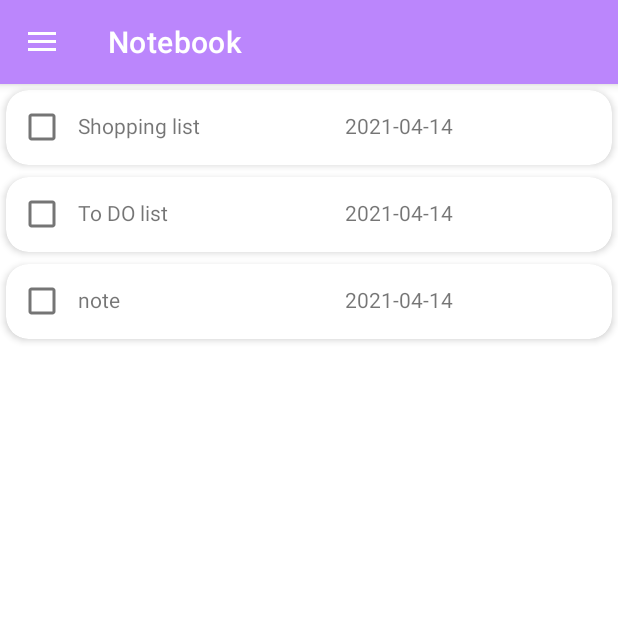
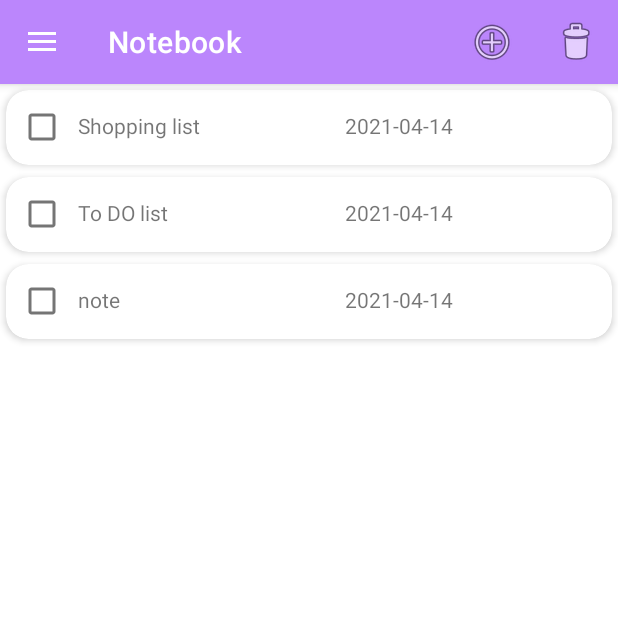
Before and after one commit to Olgapsareva/Notebook, an Android app: the screen it shows after launch (MainActivity), on a phone screen of 412 x 824 dp, the top half of it. Run offline under Robolectric (Android 15) with nearby library versions, the phone set to English and light mode, and no system bars.

Commit message:
homework9. Context Menu

```diff
--- a/app/src/main/java/ru/geekbrains/notebook/CardSource.java
+++ b/app/src/main/java/ru/geekbrains/notebook/CardSource.java
@@ -4,4 +4,10 @@ public interface CardSource {
 
     CardData getCardData(int position);
     int size();
+    void deleteCardData(int position);
+    void updateCardData(int index, CardData cardData);
+    void addCardData(CardData cardData);
+    void clearCardData();
+
+
 }
--- a/app/src/main/java/ru/geekbrains/notebook/NoteListAdapter.java
+++ b/app/src/main/java/ru/geekbrains/notebook/NoteListAdapter.java
@@ -7,16 +7,21 @@ import android.widget.TextView;
 
 import androidx.annotation.NonNull;
 import androidx.cardview.widget.CardView;
+import androidx.fragment.app.Fragment;
 import androidx.recyclerview.widget.RecyclerView;
 
 public class NoteListAdapter extends RecyclerView.Adapter<NoteListAdapter.ViewHolder> {
 
-    private CardSource data;
-    private OnItemClickListener listener;
+    private final CardSource data;
+    private final OnItemClickListener listener;
+    private static Fragment fragment;
+    private static int selectedContextMenuItem;
 
-    public NoteListAdapter(CardSource data, OnItemClickListener listener) {
+
+    public NoteListAdapter(CardSource data, OnItemClickListener listener, Fragment fragment) {
         this.data = data;
         this.listener = listener;
+        this.fragment = fragment;
     }
 
     @NonNull
@@ -44,7 +49,12 @@ public class NoteListAdapter extends RecyclerView.Adapter<NoteListAdapter.ViewHo
         return data.size();
     }
 
+    public int getSelectedContextMenuItem() {
+        return selectedContextMenuItem;
+    }
+
     public static class ViewHolder extends RecyclerView.ViewHolder {
+
 
         private final TextView title;
         private final TextView date;
@@ -53,6 +63,26 @@ public class NoteListAdapter extends RecyclerView.Adapter<NoteListAdapter.ViewHo
             super(itemView);
             this.title = itemView.findViewById(R.id.list_item_title);
             this.date = itemView.findViewById(R.id.list_item_date);
+
+            //регистрируем контекстное меню
+            registerContextMenu(itemView);
+
+            //чтобы меню отображалось нужно повесить листнер на пользовательский элемент
+            title.setOnLongClickListener(new View.OnLongClickListener() {
+                @Override
+                public boolean onLongClick(View v) {
+                    selectedContextMenuItem = getLayoutPosition();
+                    itemView.showContextMenu();
+                    return true;
+                }
+            });
+        }
+
+        //регистрируем контекстное меню во фрагменте
+        private void registerContextMenu(ViewGroup itemView) {
+            if (fragment != null) {
+                fragment.registerForContextMenu(itemView);
+            }
         }
 
         public TextView getTitleView() {
--- a/app/src/main/java/ru/geekbrains/notebook/NoteListFragment.java
+++ b/app/src/main/java/ru/geekbrains/notebook/NoteListFragment.java
@@ -3,20 +3,30 @@ package ru.geekbrains.notebook;
 import android.content.res.Configuration;
 import android.os.Bundle;
 
+import androidx.annotation.NonNull;
 import androidx.annotation.Nullable;
 import androidx.fragment.app.Fragment;
 import androidx.recyclerview.widget.LinearLayoutManager;
 import androidx.recyclerview.widget.RecyclerView;
 
 import android.util.Log;
+import android.view.ContextMenu;
 import android.view.LayoutInflater;
+import android.view.Menu;
+import android.view.MenuInflater;
+import android.view.MenuItem;
 import android.view.View;
 import android.view.ViewGroup;
-import android.widget.TextView;
 
 public class NoteListFragment extends Fragment {
 
     private boolean isLandscape;
+
+    private CardSource data;
+    private NoteListAdapter adapter;
+    private RecyclerView recyclerView;
+
+
 
     @Override
     public void onActivityCreated(@Nullable Bundle savedInstanceState) {
@@ -36,27 +46,52 @@ public class NoteListFragment extends Fragment {
     public void onViewCreated(View view, Bundle savedInstanceState) {
         super.onViewCreated(view, savedInstanceState);
         initNoteList(view);
+        setHasOptionsMenu(true);
     }
 
 
     private void initNoteList(View view) {
-        //Note[] data = Note.getNotes();
-        CardSource data = new CardSourceImpl(getResources()).init();
-        RecyclerView recyclerView = view.findViewById(R.id.recycle_note_list);
+        data = new CardSourceImpl(getResources()).init();
+        recyclerView = view.findViewById(R.id.recycle_note_list);
 
         //создаем адаптер и сетим листенера на нажание элемента списка
-        NoteListAdapter adapter = new NoteListAdapter(data, (view1, position) ->
+        adapter = new NoteListAdapter(data,
+                (view1, position) ->
                 //TODO заменить на что-то полезное:
-                Log.i("PLACEHOLDER", String.format("note %s selected", data.getCardData(position).getTitle()))
-                //createNoteItem((TextView) view1, data[position])
-        );
+                Log.i("PLACEHOLDER", String.format("note %s selected", data.getCardData(position).getTitle())),
+                this);
 
         //прикручиваем адаптер к ресайкл вью и отображаем с помощью менеджера
         recyclerView.setAdapter(adapter);
         recyclerView.setLayoutManager(new LinearLayoutManager(this.getContext()));
+
     }
 
-    private void createNoteItem(TextView txtV, Note note) {
+    @Override
+    public void onCreateContextMenu(@NonNull ContextMenu menu, @NonNull View v, @Nullable ContextMenu.ContextMenuInfo menuInfo) {
+        super.onCreateContextMenu(menu, v, menuInfo);
+        MenuInflater inflater = requireActivity().getMenuInflater();
+        inflater.inflate(R.menu.menu_context_card, menu);
+    }
+
+    @Override
+    public boolean onContextItemSelected(@NonNull MenuItem item) {
+        switch(item.getItemId()){
+            case R.id.action_update:
+                int index = adapter.getSelectedContextMenuItem();
+                CardData cd = data.getCardData(index);
+                data.updateCardData(index, new CardData(String.format("%s updated", cd.getTitle()), cd.getBody()));
+                adapter.notifyItemChanged(index);
+                return true;
+            case R.id.action_clear:
+                data.clearCardData();
+                adapter.notifyDataSetChanged();
+                return true;
+        }
+        return super.onContextItemSelected(item);
+    }
+
+    /*private void createNoteItem(TextView txtV, Note note) {
         txtV.setText(note.getTitle());
         txtV.setOnClickListener(v -> {
             if (isLandscape) {
@@ -66,7 +101,7 @@ public class NoteListFragment extends Fragment {
             }
 
         });
-    }
+    }*/
 
     //если ориентация альбомная то создается новый фрагмент рядом
     private void showLandscapeNote(Note note) {
@@ -77,12 +112,7 @@ public class NoteListFragment extends Fragment {
                 .commit();
     }
 
-    //если ориентация портретная то вызывается новая активити
     private void showPortraitNote(Note note) {
-        /*Intent intent = new Intent();
-        intent.setClass(getActivity(), NoteActivity.class);
-        intent.putExtra(NoteActivity.PARCEL, note);
-        startActivity(intent);*/
 
         NoteFragment fragment = NoteFragment.newInstance(note);
         getActivity().getSupportFragmentManager()
@@ -91,4 +121,26 @@ public class NoteListFragment extends Fragment {
                 .commit();
     }
 
+    @Override
+    public void onCreateOptionsMenu(@NonNull Menu menu, @NonNull MenuInflater inflater) {
+        inflater.inflate(R.menu.menu_main, menu);
+    }
+
+    @Override
+    public boolean onOptionsItemSelected(@NonNull MenuItem item) {
+        switch (item.getItemId()) {
+            case R.id.action_add:
+                data.addCardData(new CardData("Новая заметка", ""));
+                adapter.notifyItemInserted(data.size() - 1);
+                recyclerView.scrollToPosition(data.size() - 1);
+                return true;
+            case R.id.action_delete:
+                if (data.size() > 0) {
+                    data.deleteCardData(data.size() - 1);
+                    adapter.notifyDataSetChanged();
+                }
+                return true;
+        }
+        return false;
+    }
 }
--- /dev/null
+++ b/app/src/main/res/menu/menu_context_card.xml
@@ -0,0 +1,11 @@
+<?xml version="1.0" encoding="utf-8"?>
+<menu xmlns:android="http://schemas.android.com/apk/res/android">
+    <item
+        android:id="@+id/action_update"
+        android:orderInCategory="10"
+        android:title="@string/update"/>
+    <item
+        android:id="@+id/action_clear"
+        android:orderInCategory="10"
+        android:title="@string/clear"/>
+</menu>
--- /dev/null
+++ b/app/src/main/res/menu/menu_main.xml
@@ -0,0 +1,18 @@
+<?xml version="1.0" encoding="utf-8"?>
+<menu xmlns:android="http://schemas.android.com/apk/res/android"
+    xmlns:app="http://schemas.android.com/apk/res-auto">
+    <item
+        android:id="@+id/action_add"
+        android:icon="@android:drawable/ic_menu_add"
+        android:orderInCategory="10"
+        android:title="@string/add"
+        app:showAsAction="always" />
+
+    <item
+        android:id="@+id/action_delete"
+        android:icon="@android:drawable/ic_menu_delete"
+        android:orderInCategory="10"
+        android:title="@string/delete"
+        app:showAsAction="always" />
+
+</menu>
--- a/app/src/main/res/values/strings.xml
+++ b/app/src/main/res/values/strings.xml
@@ -17,4 +17,8 @@
     <string name="description1">sugar\nsalt\nbread</string>
     <string name="description2">wake up\ndo stuff\ngo to bed</string>
     <string name="description3" />
+    <string name="add">add</string>
+    <string name="delete">trash</string>
+    <string name="clear">remove all</string>
+    <string name="update">change</string>
 </resources>
```
Also changed, not shown: app/src/main/java/ru/geekbrains/notebook/CardSourceImpl.java (+23 -1 lines), app/src/main/java/ru/geekbrains/notebook/NoteFragment.java (+8 -10 lines).
